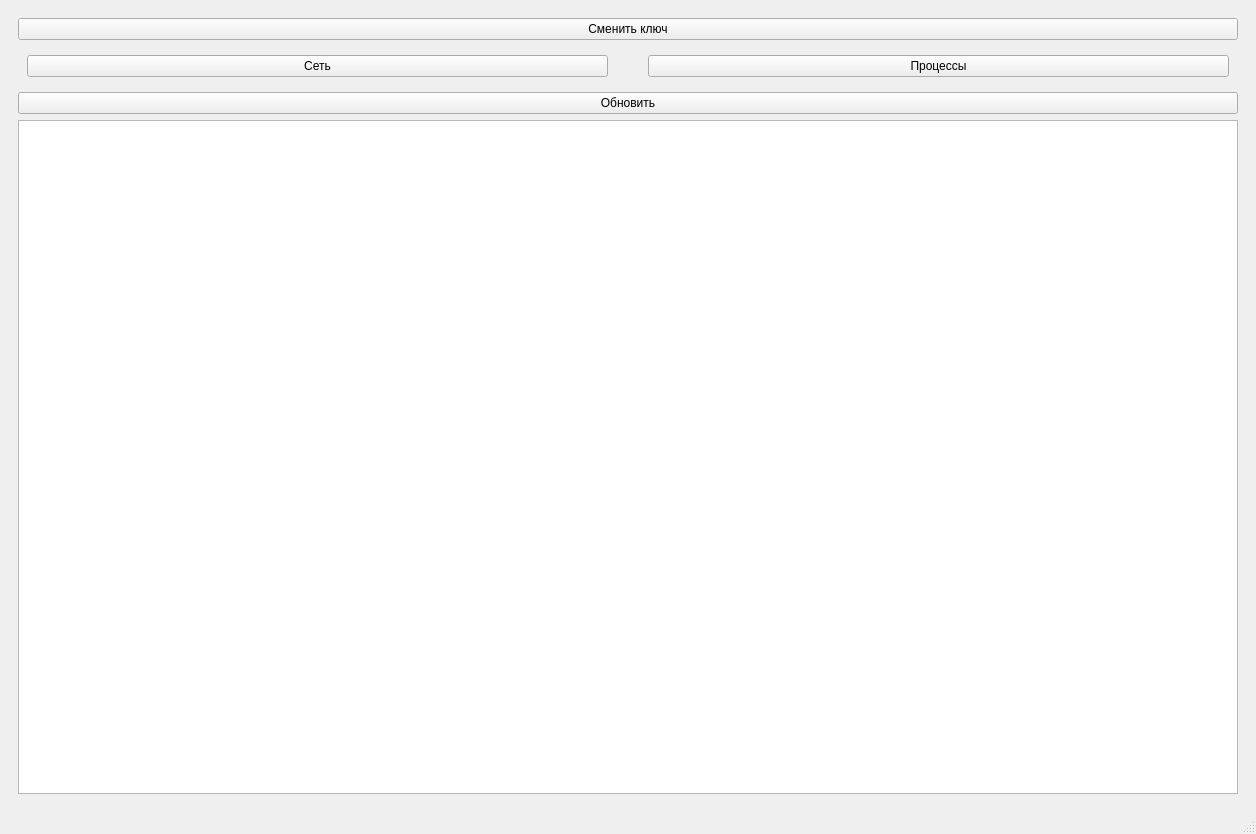
Dyehalla/TaskManager, file mainwindow.ui: the form before one commit.
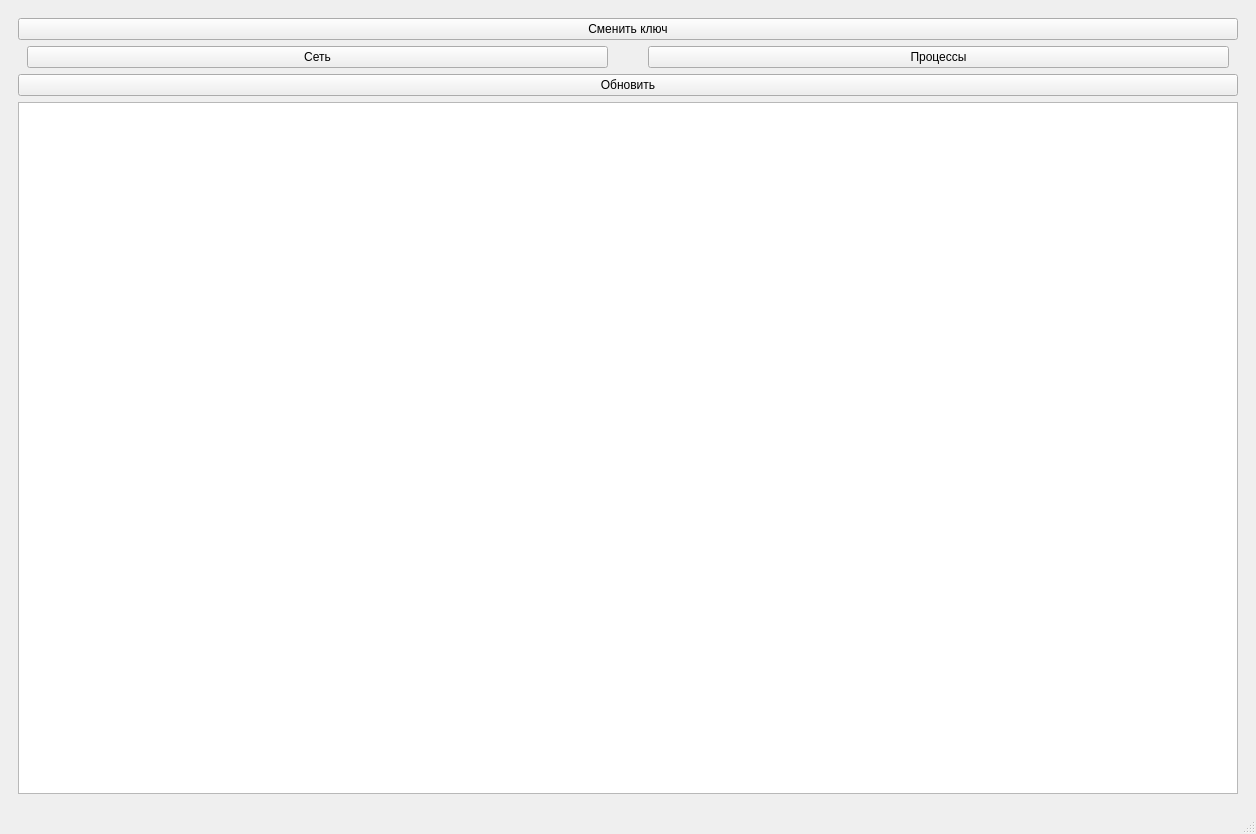
The form after the commit.

Patch:
```diff
--- a/mainwindow.ui
+++ b/mainwindow.ui
@@ -37,6 +37,12 @@
           <property name="spacing">
            <number>40</number>
           </property>
+          <property name="topMargin">
+           <number>0</number>
+          </property>
+          <property name="bottomMargin">
+           <number>0</number>
+          </property>
           <item>
            <widget class="QPushButton" name="NetworkPageButton">
             <property name="sizePolicy">
```
